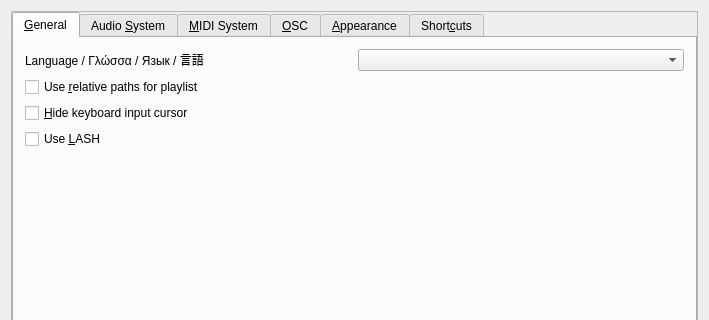
First picture: the form in src/gui/src/PreferencesDialog/PreferencesDialog_UI.ui, repository hydrogen-music/hydrogen, before the edit; both pictures show x 0 to 709 and y 0 to 320 of the 709 by 660 pixel window.
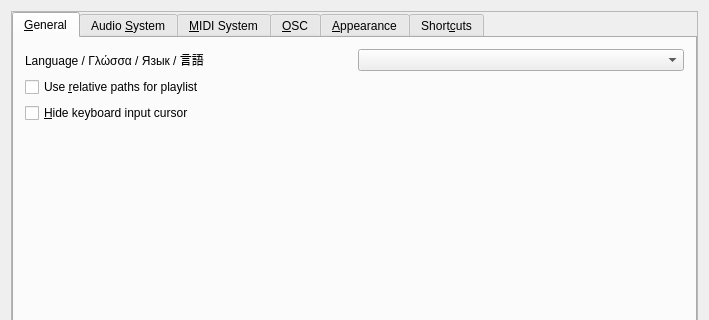
Second picture: the form after the edit. Custom widgets are drawn as their Qt base class.

Commit message: Drop LASH support

What changed in the file:
```diff
--- a/src/gui/src/PreferencesDialog/PreferencesDialog_UI.ui
+++ b/src/gui/src/PreferencesDialog/PreferencesDialog_UI.ui
@@ -100,13 +100,6 @@
              </property>
             </widget>
            </item>
-           <item>
-            <widget class="QCheckBox" name="useLashCheckbox">
-             <property name="text">
-              <string extracomment="LASH (acronym for LASH Audio Session Handler) is a protocol allowing for session management in Linux (recalling songs, preferences, and JACK port connections).">Use &amp;LASH</string>
-             </property>
-            </widget>
-           </item>
            <item>
             <spacer name="verticalSpacer_3">
              <property name="orientation">
```
The commit also changes 47 other files.
